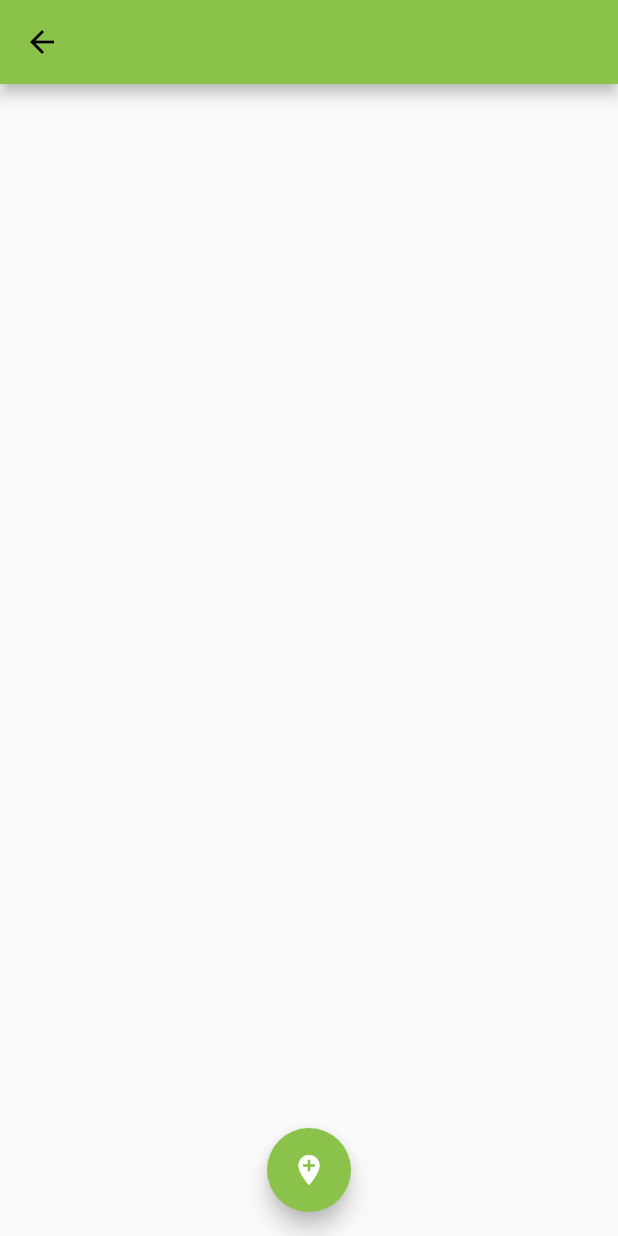
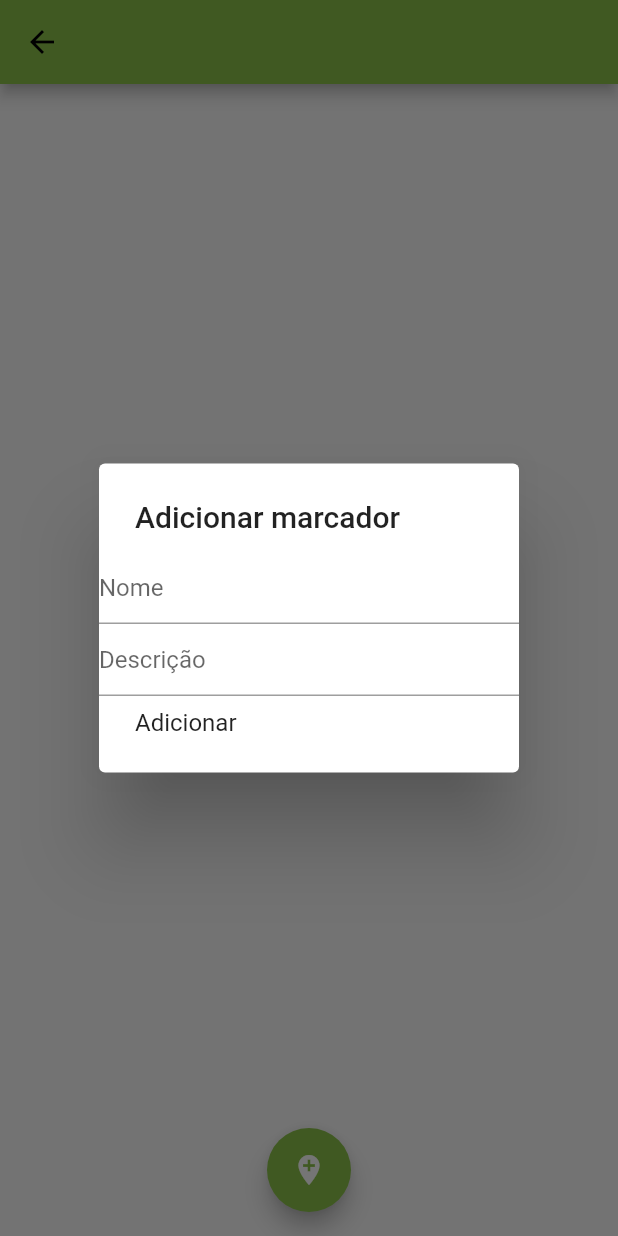
Before and after one commit to camzp/ciclo-helper, a Flutter app: the screen it shows after launch, after a tap on the "add location" icon, on a phone screen of 412 x 824 dp. Run offline on Flutter 3.47's test engine with Material 2 defaults, Android fonts, the phone set to English and light mode, and no system bars; our stand-ins replace bloc, cloud_firestore, equatable, firebase_auth, flutter_bloc, flutter_html and 3 more; accounts and stored records are empty.

```diff
--- a/lib/home_page.dart
+++ b/lib/home_page.dart
@@ -73,7 +73,7 @@ class Menu extends StatelessWidget {
                       icon: Icon(Icons.directions_bike),
                       color: Colors.white,
                       onPressed: () {
-                        Navigator.push(context, MaterialPageRoute(builder:(context) => MyBikeListPage()));
+                        Navigator.push(context, MaterialPageRoute(builder:(context) => InfoScreen()));//Navigator.push(context, MaterialPageRoute(builder:(context) => MyBikeListPage()));
                       },
                     )),
               ),
--- a/lib/maps_page.dart
+++ b/lib/maps_page.dart
@@ -44,9 +44,7 @@ class _MapsState extends State<Maps>{
       infoWindow: InfoWindow(
         title: mrkr['markerName'].toString(),
         snippet: mrkr['snippet'].toString(),
-        onTap: (){
-          deleteMarker(markerId);
-        }
+        onTap: deleteMarker(markerId)
       ),
       draggable: false,
       consumeTapEvents: false,
@@ -63,10 +61,10 @@ class _MapsState extends State<Maps>{
   }
 
   //adicionando marker ao firestore
-  addMarkerToFirestore(String name) async{
+  addMarkerToFirestore(String name, String snippet) async{
     await _firestore.collection('markers').add({
       'location': new GeoPoint(position.latitude, position.longitude),
-      'snippet': 'teste',
+      'snippet': snippet,
       'markerName': name
     });
   }
@@ -75,15 +73,71 @@ class _MapsState extends State<Maps>{
     await _firestore.collection('markers').document(markerId.toString()).delete();
   }
   //adicionar um marker ao mapa
-  addMarker(){
-
-    addMarkerToFirestore('teste');
+  addMarker() async{
+    String name;
+    String snippet;
+    await showDialog(
+      context: context,
+      barrierDismissible: true,
+      builder: (BuildContext context){
+        return new SimpleDialog(
+          title: Text('Adicionar marcador'),
+          children: <Widget>[
+            TextField(
+              onChanged: (String input){
+                setState(() {
+                  name = input;
+                });
+              },
+              decoration: InputDecoration(hintText: "Nome"),
+            ),
+            TextField(
+              onChanged: (String input){
+                setState(() {
+                  snippet = input;
+                });
+              },
+              decoration: InputDecoration(hintText: 'Descrição'),
+            ),
+            SimpleDialogOption(
+              child: Text('Adicionar'),
+              onPressed: (){
+                addMarkerToFirestore(name, snippet);
+                Navigator.of(context).pop();
+              },
+            )
+          ],
+        );
+      }
+    );
   }
 
   deleteMarker(MarkerId markerId){
-    print(markerId);
-    _mapMarkers.removeWhere((test) => test.markerId == markerId);
-    deleteMarkerOnFirestore(markerId);
+    Widget yesBut = FlatButton(
+      child: Text("Sim"),
+      onPressed: (){
+        Navigator.of(context).pop();
+        print(markerId);
+        _mapMarkers.removeWhere((test) => test.markerId == markerId);
+        deleteMarkerOnFirestore(markerId);
+      },
+    );
+
+    Widget noBut = FlatButton(
+      child: Text('Não'),
+      onPressed: (){
+        Navigator.of(context).pop();
+      },
+    );
+
+    AlertDialog(
+      title: Text('Excluir'),
+      content: Text('Deseja excluir esse marcador?'),
+      actions: <Widget>[
+        yesBut,
+        noBut
+      ],
+    );
   }
 
   //carregando os markers do mapa
```
